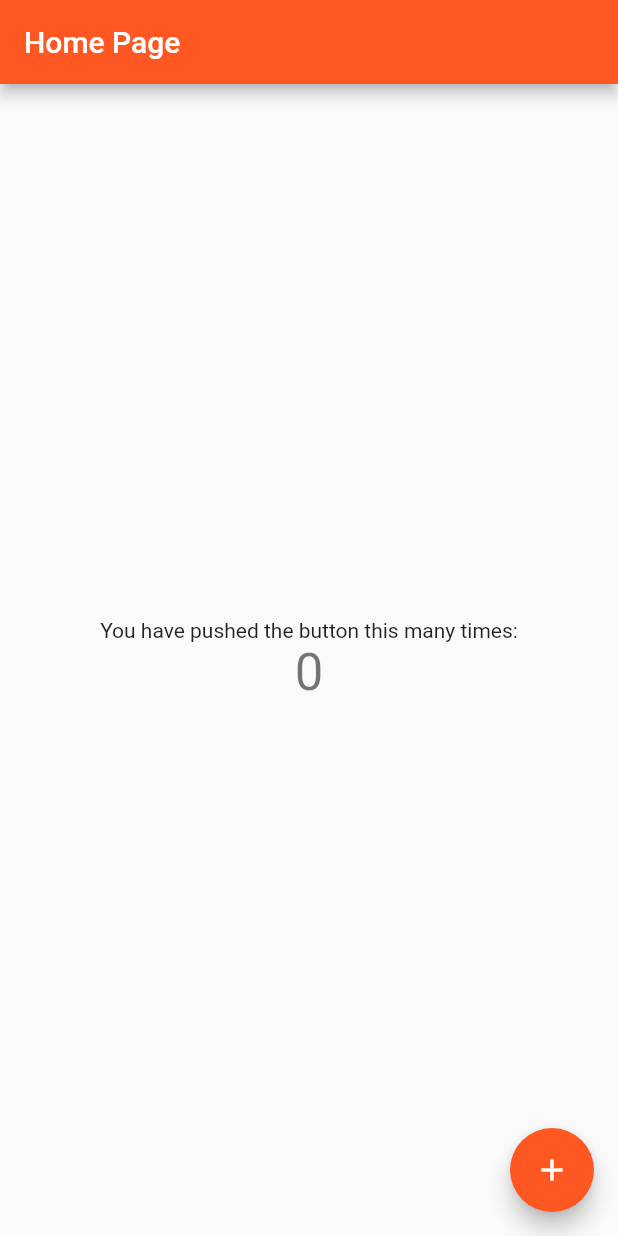
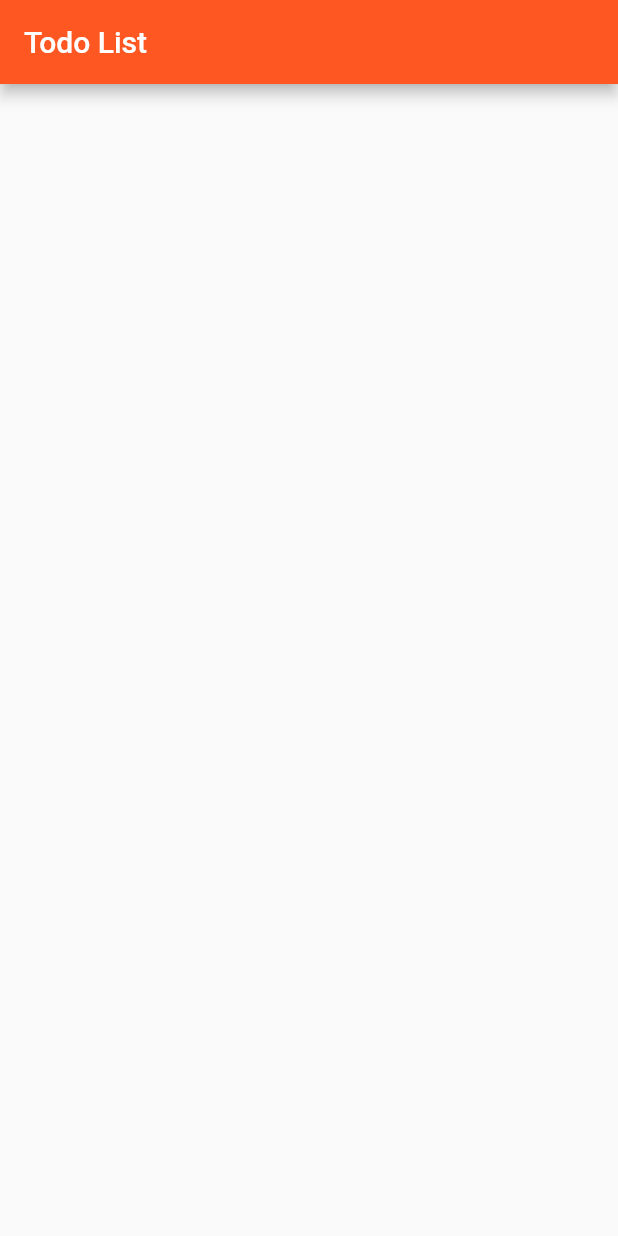
Before and after one commit to spokk/jython-todo, a Flutter app: the screen it shows after launch, on a phone screen of 412 x 824 dp. Run offline on Flutter 3.47's test engine with Material 2 defaults, Android fonts, the phone set to English and light mode, and no system bars.

```diff
--- a/mobile-app/mobile_app/lib/main.dart
+++ b/mobile-app/mobile_app/lib/main.dart
@@ -5,82 +5,28 @@ void main() => runApp(MyApp());
 class MyApp extends StatelessWidget {
   @override
   Widget build(BuildContext context) {
-    return MaterialApp(
+    return new MaterialApp(
       title: 'TODO',
       theme: ThemeData(
         primarySwatch: Colors.deepOrange,
       ),
-      home: MyHomePage(title: 'Home Page'),
+      home: new TodoList()
     );
   }
 }
 
-class MyHomePage extends StatefulWidget {
-  MyHomePage({Key key, this.title}) : super(key: key);
-  final String title;
-
+class TodoList extends StatefulWidget {
   @override
-  _MyHomePageState createState() => _MyHomePageState();
+  createState () => new TodoListState();
 }
 
-class _MyHomePageState extends State<MyHomePage> {
-  int _counter = 0;
-
-  void _incrementCounter() {
-    setState(() {
-      _counter++;
-    });
-  }
-
+class TodoListState extends State<TodoList> {
   @override
   Widget build(BuildContext context) {
-    // This method is rerun every time setState is called, for instance as done
-    // by the _incrementCounter method above.
-    //
-    // The Flutter framework has been optimized to make rerunning build methods
-    // fast, so that you can just rebuild anything that needs updating rather
-    // than having to individually change instances of widgets.
-    return Scaffold(
-      appBar: AppBar(
-        // Here we take the value from the MyHomePage object that was created by
-        // the App.build method, and use it to set our appbar title.
-        title: Text(widget.title),
+    return new Scaffold(
+      appBar: new AppBar(
+        title: new Text('Todo List'),
       ),
-      body: Center(
-        // Center is a layout widget. It takes a single child and positions it
-        // in the middle of the parent.
-        child: Column(
-          // Column is also a layout widget. It takes a list of children and
-          // arranges them vertically. By default, it sizes itself to fit its
-          // children horizontally, and tries to be as tall as its parent.
-          //
-          // Invoke "debug painting" (press "p" in the console, choose the
-          // "Toggle Debug Paint" action from the Flutter Inspector in Android
-          // Studio, or the "Toggle Debug Paint" command in Visual Studio Code)
-          // to see the wireframe for each widget.
-          //
-          // Column has various properties to control how it sizes itself and
-          // how it positions its children. Here we use mainAxisAlignment to
-          // center the children vertically; the main axis here is the vertical
-          // axis because Columns are vertical (the cross axis would be
-          // horizontal).
-          mainAxisAlignment: MainAxisAlignment.center,
-          children: <Widget>[
-            Text(
-              'You have pushed the button this many times:',
-            ),
-            Text(
-              '$_counter',
-              style: Theme.of(context).textTheme.display1,
-            ),
-          ],
-        ),
-      ),
-      floatingActionButton: FloatingActionButton(
-        onPressed: _incrementCounter,
-        tooltip: 'Increment',
-        child: Icon(Icons.add),
-      ), // This trailing comma makes auto-formatting nicer for build methods.
     );
   }
 }
```
